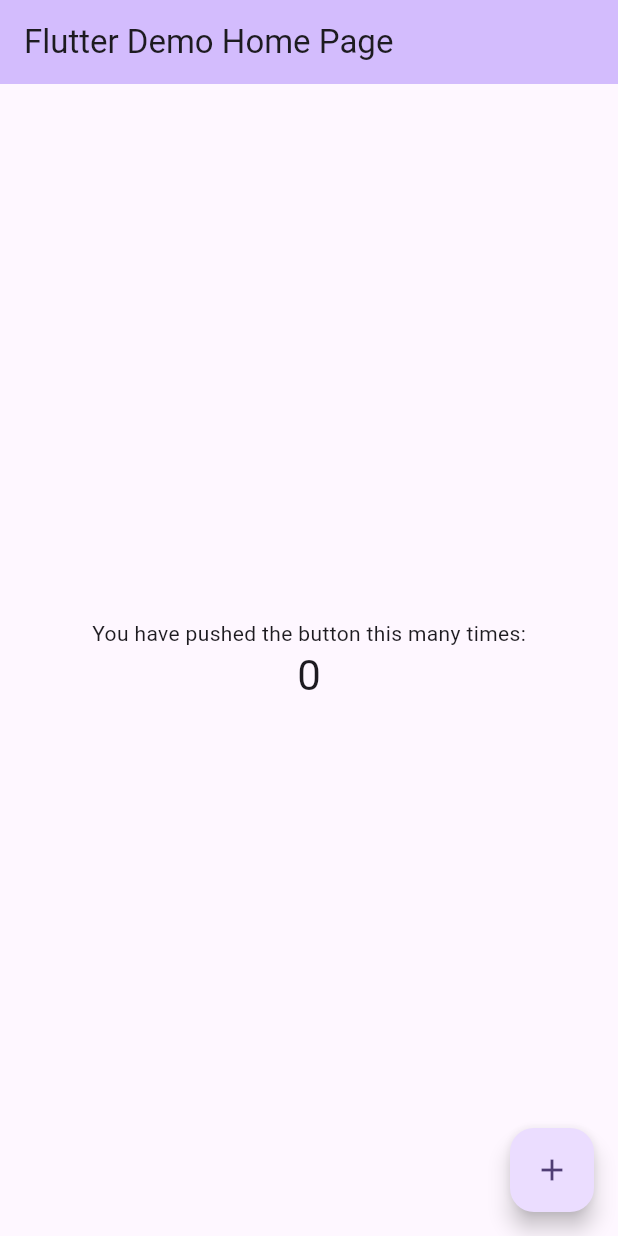
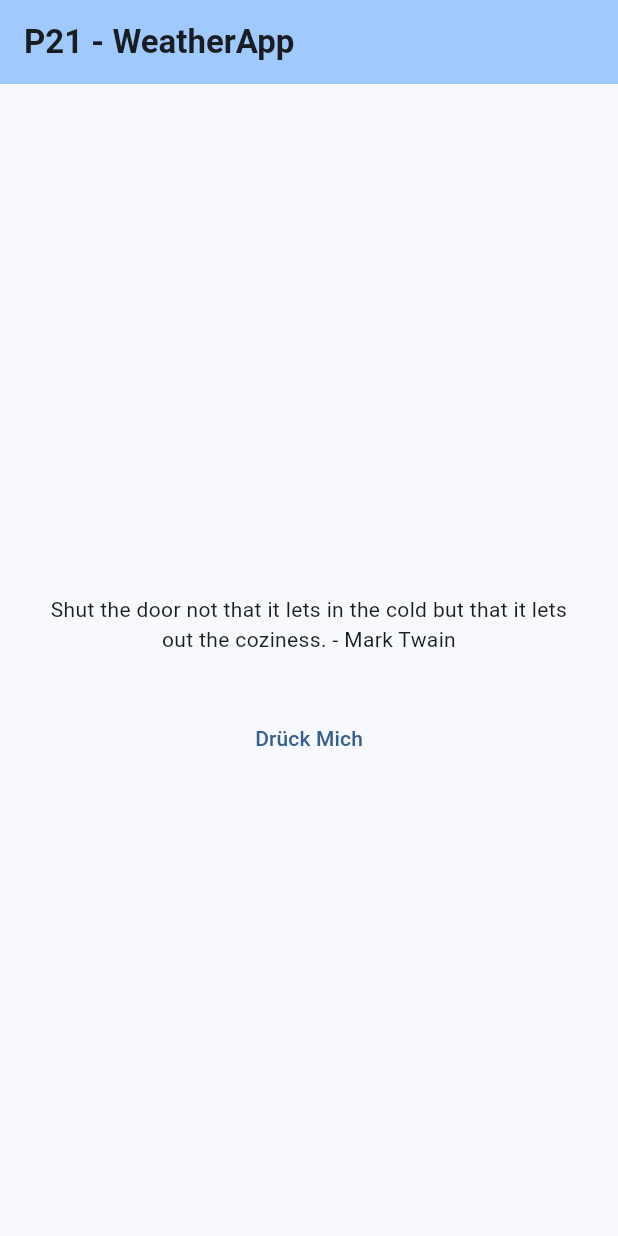
Before and after one commit to AyoDano/p21_weather_app, a Flutter app: the screen it shows after launch, on a phone screen of 412 x 824 dp. Run offline on Flutter 3.47's test engine with Material 3 defaults, Android fonts, the phone set to English and light mode, and no system bars.

Commit message:
feat: add text and button (without functionality)

```diff
--- a/lib/home_screen.dart
+++ b/lib/home_screen.dart
@@ -10,38 +10,31 @@ class MyHomePage extends StatefulWidget {
 }
 
 class _MyHomePageState extends State<MyHomePage> {
-  int _counter = 0;
-
-  void _incrementCounter() {
-    setState(() {
-      _counter++;
-    });
-  }
-
   @override
   Widget build(BuildContext context) {
     return Scaffold(
       appBar: AppBar(
         backgroundColor: Theme.of(context).colorScheme.inversePrimary,
 
-        title: Text(widget.title),
+        title: Text(
+          widget.title,
+          style: TextStyle(fontWeight: FontWeight.bold),
+        ),
       ),
       body: Center(
         child: Column(
           mainAxisAlignment: MainAxisAlignment.center,
           children: <Widget>[
-            const Text('You have pushed the button this many times:'),
-            Text(
-              '$_counter',
-              style: Theme.of(context).textTheme.headlineMedium,
+            Padding(
+              padding: const EdgeInsets.all(32.0),
+              child: const Text(
+                textAlign: TextAlign.center,
+                'Shut the door not that it lets in the cold but that it lets out the coziness. - Mark Twain',
+              ),
             ),
+            TextButton(onPressed: () {}, child: Text('Drück Mich')),
           ],
         ),
-      ),
-      floatingActionButton: FloatingActionButton(
-        onPressed: _incrementCounter,
-        tooltip: 'Increment',
-        child: const Icon(Icons.add),
       ),
     );
   }
--- a/lib/main_weather_app.dart
+++ b/lib/main_weather_app.dart
@@ -7,11 +7,13 @@ class WeatherAppAPI extends StatelessWidget {
   @override
   Widget build(BuildContext context) {
     return MaterialApp(
-      title: 'Flutter Demo',
+      debugShowCheckedModeBanner: false,
       theme: ThemeData(
-        colorScheme: ColorScheme.fromSeed(seedColor: Colors.deepPurple),
+        colorScheme: ColorScheme.fromSeed(
+          seedColor: const Color.fromARGB(255, 58, 121, 183),
+        ),
       ),
-      home: const MyHomePage(title: 'Flutter Demo Home Page'),
+      home: const MyHomePage(title: 'P21 - WeatherApp'),
     );
   }
 }
```
